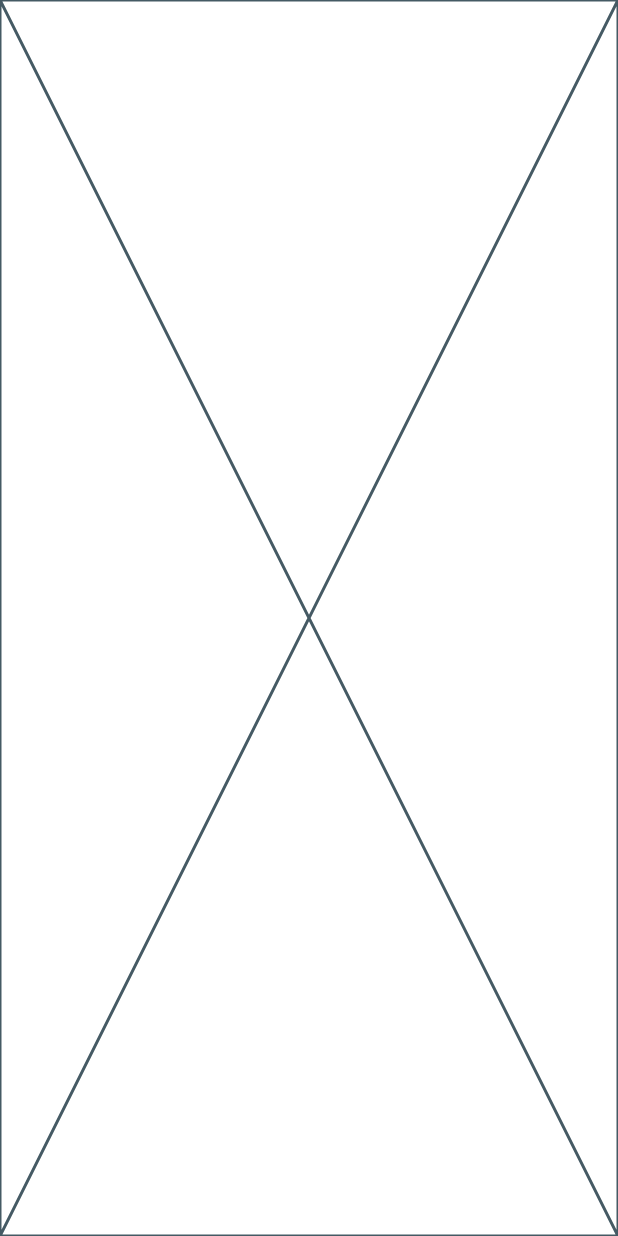
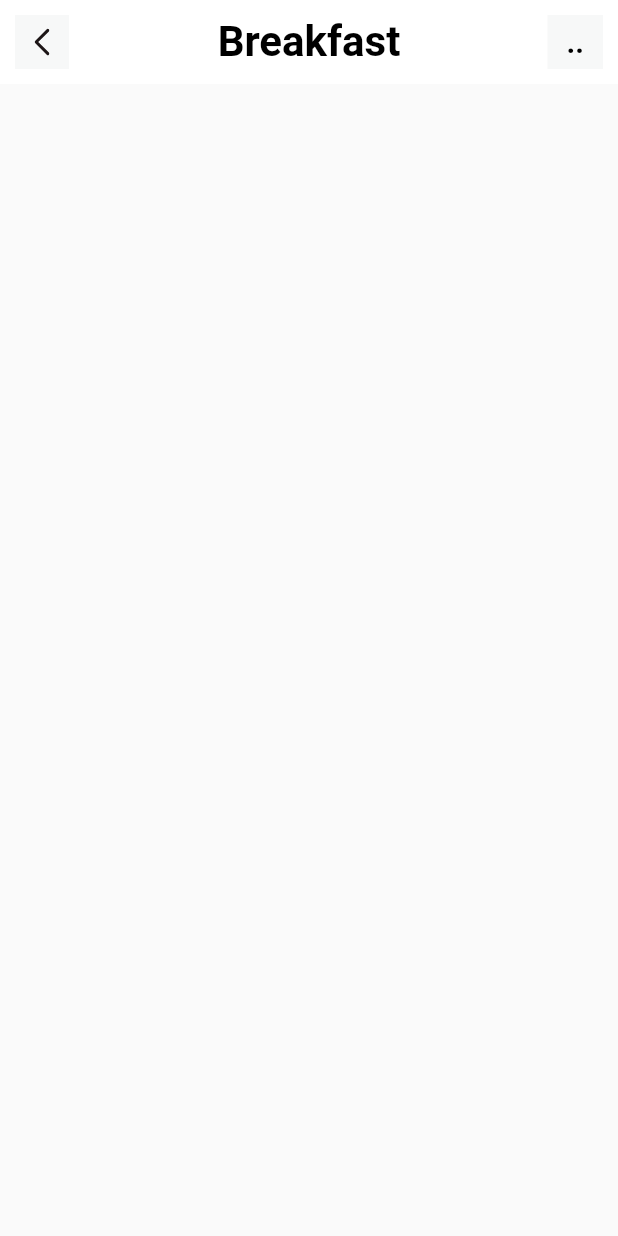
Before and after one commit to dhirendrasingh25/BreakFast-App-simple, a Flutter app: the screen it shows after launch, on a phone screen of 412 x 824 dp. Run offline on Flutter 3.47's test engine with Material 2 defaults, Android fonts, the phone set to English and light mode, and no system bars; our stand-ins replace flutter_svg; Roboto replaces fonts that are missing (Poppins).

Commit message:
added app Bar

```diff
--- a/lib/main.dart
+++ b/lib/main.dart
@@ -8,10 +8,12 @@ void main() {
 class MyApp extends StatelessWidget {
   const MyApp({super.key});
 
-  // This widget is the root of your application.
   @override
   Widget build(BuildContext context) {
-    return const MaterialApp(
-        debugShowCheckedModeBanner: false, home: HomePage());
+    return MaterialApp(
+      debugShowCheckedModeBanner: false,
+      theme: ThemeData(fontFamily: 'Poppins'), // Set the fontFamily directly
+      home: const HomePage(),
+    );
   }
 }
--- a/lib/pages/home.dart
+++ b/lib/pages/home.dart
@@ -1,10 +1,58 @@
 import 'package:flutter/material.dart';
+import 'package:flutter_svg/flutter_svg.dart';
 
 class HomePage extends StatelessWidget {
   const HomePage({super.key});
 
   @override
   Widget build(BuildContext context) {
-    return const Placeholder();
+    return Scaffold(
+      appBar: appBar(),
+    );
+  }
+
+  AppBar appBar() {
+    return AppBar(
+      title: Text(
+        "Breakfast",
+        style: TextStyle(
+            fontWeight: FontWeight.bold, fontSize: 28, color: Colors.black),
+      ),
+      centerTitle: true,
+      backgroundColor: Colors.white,
+      elevation: 0.0,
+      leading: GestureDetector(
+        onTap: () {},
+        child: Container(
+          alignment: Alignment.center,
+          margin: EdgeInsets.all(10),
+          decoration: BoxDecoration(color: Color(0xffF7F8F8)),
+          child: SvgPicture.asset(
+            'assets/icons/Arrow - Left 2.svg',
+            height: 20,
+            width: 20,
+          ),
+        ),
+      ),
+      actions: [
+        GestureDetector(
+            onTap: () {},
+            child: Container(
+              alignment: Alignment.center,
+              width: 37,
+              margin: EdgeInsets.all(10),
+              decoration: BoxDecoration(color: Color(0xffF7F8F8)),
+              child: Text(
+                '..',
+                textAlign: TextAlign.center,
+                style: TextStyle(
+                  fontSize: 20,
+                  color: Colors.black,
+                  fontWeight: FontWeight.bold,
+                ),
+              ),
+            ))
+      ],
+    );
   }
 }
--- a/pubspec.yaml
+++ b/pubspec.yaml
@@ -35,6 +35,7 @@ dependencies:
   # The following adds the Cupertino Icons font to your application.
   # Use with the CupertinoIcons class for iOS style icons.
   cupertino_icons: ^1.0.2
+  google_fonts: ^6.1.0
 
 dev_dependencies:
   flutter_test:
@@ -46,6 +47,7 @@ dev_dependencies:
   # package. See that file for information about deactivating specific lint
   # rules and activating additional ones.
   flutter_lints: ^2.0.0
+  flutter_svg: ^2.0.7
 
 # For information on the generic Dart part of this file, see the
 # following page: https://dart.dev/tools/pub/pubspec
@@ -59,8 +61,8 @@ flutter:
   uses-material-design: true
 
   # To add assets to your application, add an assets section, like this:
-  # assets:
-  #   - images/a_dot_burr.jpeg
+  assets:
+    - assets/icons/
   #   - images/a_dot_ham.jpeg
 
   # An image asset can refer to one or more resolution-specific "variants", see
```
Also changed, not shown: assets/icons/Arrow - Left 2.svg (added), pubspec.lock, 10 other files.
